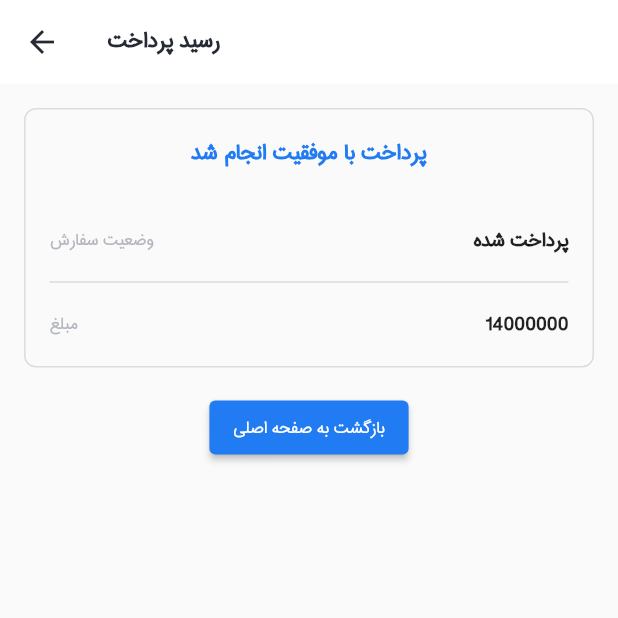
After one commit to hamid5434/nike_store, a Flutter app: the PaymentReceiptScreen screen opened directly, on a phone screen of 412 x 824 dp, the top half of it. The commit adds this screen. Run offline on Flutter 3.47's test engine with Material 2 defaults, Android fonts, the phone set to English and light mode, and no system bars; our stand-ins replace bloc, cached_network_image, dio, equatable, flutter_bloc, flutter_svg and 3 more; accounts and stored records are empty; network calls fail.

Commit message:
payment receipt

```diff
--- a/lib/bloc/product/product_bloc.dart
+++ b/lib/bloc/product/product_bloc.dart
@@ -18,8 +18,9 @@ class ProductBloc extends Bloc<ProductEvent, ProductState> {
       if (event is CartAddButtonClick) {
         try {
           emit(ProductAddToCartButtonLoading());
-          await Future.delayed(Duration(seconds: 3));
+          //await Future.delayed(Duration(seconds: 3));
           CartResponse result = await repositoy.add(event.productId);
+          await cartRepository.count();
           emit(ProductAddToCartButtonSuccess());
         } catch (e) {
           emit(ProductAddToCartButtonError(
--- a/lib/screen/home/home.dart
+++ b/lib/screen/home/home.dart
@@ -67,7 +67,7 @@ class HomeScreen extends StatelessWidget {
               return const Center(child: CircularProgressIndicator());
             } else if (state is HomeError) {
               return SingleChildScrollView(
-                child: Container(
+                child: SizedBox(
                   width: MediaQuery.of(context).size.width,
                   height: MediaQuery.of(context).size.height * .9,
                   child: AppErrorWidget(
--- /dev/null
+++ b/lib/screen/receipt/payment_receipt_screen.dart
@@ -0,0 +1,85 @@
+import 'package:flutter/material.dart';
+import 'package:nike_store/common/theme.dart';
+
+class PaymentReceiptScreen extends StatelessWidget {
+  const PaymentReceiptScreen({Key? key}) : super(key: key);
+
+  @override
+  Widget build(BuildContext context) {
+    return Scaffold(
+      appBar: AppBar(
+        title: const Text('رسید پرداخت'),
+      ),
+      body: Column(
+        children: [
+          Container(
+            padding: const EdgeInsets.all(16),
+            margin: const EdgeInsets.all(16),
+            decoration: BoxDecoration(
+              borderRadius: BorderRadius.circular(8),
+              border:
+                  Border.all(color: Theme.of(context).dividerColor, width: 1),
+            ),
+            child: Column(
+              children: [
+                Text(
+                  'پرداخت با موفقیت انجام شد',
+                  style: Theme.of(context).textTheme.headline6!.copyWith(
+                        color: Theme.of(context).colorScheme.primary,
+                      ),
+                ),
+                const SizedBox(
+                  height: 32,
+                ),
+                Row(
+                  mainAxisAlignment: MainAxisAlignment.spaceBetween,
+                  children: [
+                    Text(
+                      'وضعیت سفارش',
+                      style:
+                          TextStyle(color: LightThemeColors.seconderyTextColor),
+                    ),
+                    const Text(
+                      'پرداخت شده',
+                      style: TextStyle(
+                        fontWeight: FontWeight.bold,
+                        fontSize: 16,
+                      ),
+                    ),
+                  ],
+                ),
+                const Divider(
+                  height: 32,
+                  thickness: 1,
+                ),
+                Row(
+                  mainAxisAlignment: MainAxisAlignment.spaceBetween,
+                  children: [
+                    Text(
+                      'مبلغ',
+                      style:
+                          TextStyle(color: LightThemeColors.seconderyTextColor),
+                    ),
+                    const Text(
+                      '14000000',
+                      style: TextStyle(
+                        fontWeight: FontWeight.bold,
+                        fontSize: 16,
+                      ),
+                    ),
+                  ],
+                ),
+              ],
+            ),
+          ),
+          ElevatedButton(
+            onPressed: () {
+              Navigator.of(context).popUntil((route) => route.isFirst);
+            },
+            child: const Text('بازگشت به صفحه اصلی'),
+          ),
+        ],
+      ),
+    );
+  }
+}
```
Also changed, not shown: lib/bloc/auth/auth_bloc.dart (+8 -2 lines), lib/bloc/cart/cart_bloc.dart (+8 -2 lines), lib/data/repo/cart_repository.dart (+6 -3 lines), lib/data/source/cart_data_source.dart (+4 -4 lines), lib/main.dart (+8 -1 lines), lib/screen/auth/auth_screen.dart (+6 -2 lines), lib/screen/cart/cart_screen.dart (+38 -6 lines), lib/screen/profile/profile_screen.dart (+9 -4 lines), lib/screen/root/root_screen.dart (+8 -0 lines), lib/screen/shipping/shipping_screen.dart (added, +77 -0 lines), lib/widgets/botton_navigation_item.dart (+12 -2 lines).
